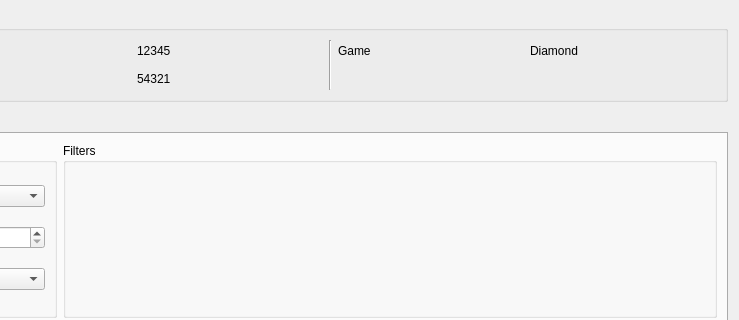
Old version of the form Form/Gen4/Event4.ui in the repository Admiral-Fish/PokeFinder; both pictures show x 461 to 1200 and y 0 to 320 of the 1200 by 700 pixel window.
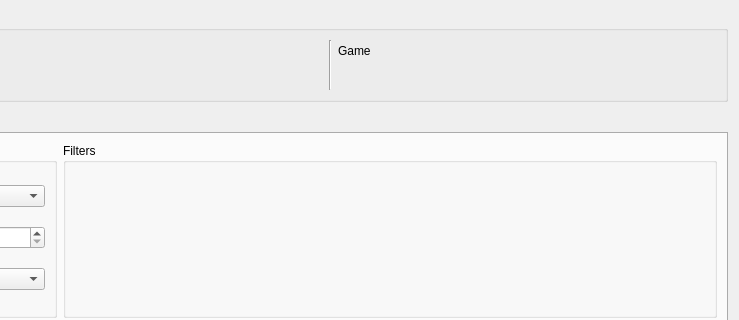
New version of the form. Custom widgets are drawn as their Qt base class.

Commit message: Properly update profile values in Gen 4 Event (#590)

```diff
--- a/Form/Gen4/Event4.ui
+++ b/Form/Gen4/Event4.ui
@@ -45,11 +45,7 @@
        </widget>
       </item>
       <item row="0" column="3">
-       <widget class="QLabel" name="labelProfileTIDValue">
-        <property name="text">
-         <string notr="true">12345</string>
-        </property>
-       </widget>
+       <widget class="QLabel" name="labelProfileTIDValue"/>
       </item>
       <item row="1" column="2">
        <widget class="QLabel" name="labelProfileSID">
@@ -59,11 +55,7 @@
        </widget>
       </item>
       <item row="1" column="3">
-       <widget class="QLabel" name="labelProfileSIDValue">
-        <property name="text">
-         <string notr="true">54321</string>
-        </property>
-       </widget>
+       <widget class="QLabel" name="labelProfileSIDValue"/>
       </item>
       <item row="0" column="4" rowspan="2">
        <widget class="Line" name="line">
@@ -80,11 +72,7 @@
        </widget>
       </item>
       <item row="0" column="6">
-       <widget class="QLabel" name="labelProfileGameValue">
-        <property name="text">
-         <string>Diamond</string>
-        </property>
-       </widget>
+       <widget class="QLabel" name="labelProfileGameValue"/>
       </item>
      </layout>
     </widget>
```
The commit also changes 1 other file.
